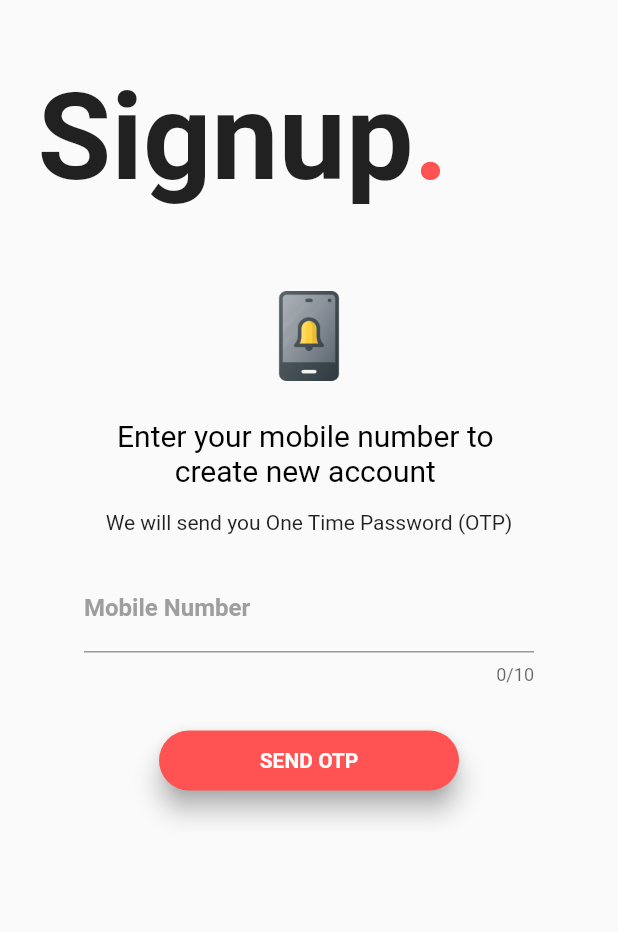
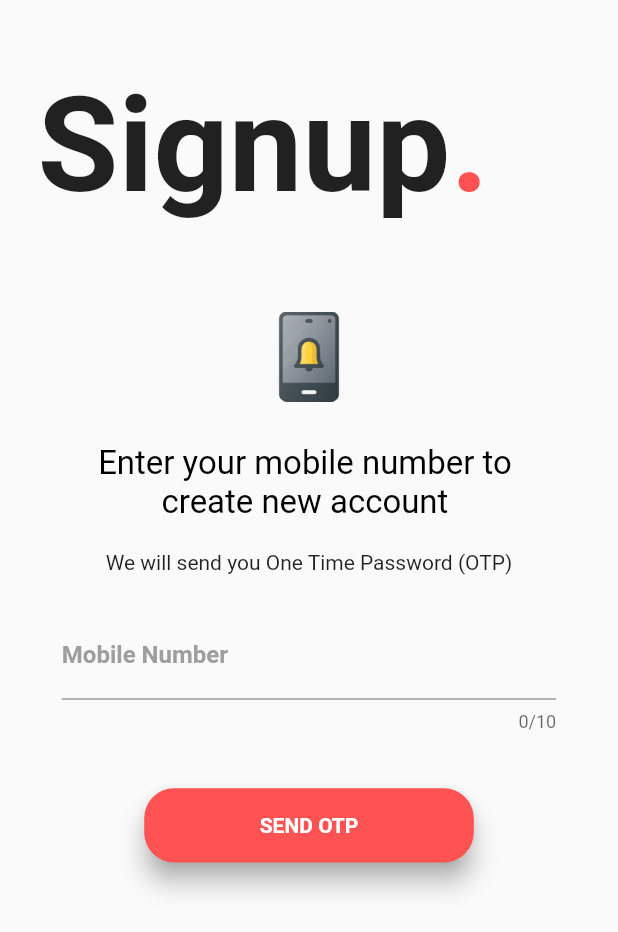
Before and after one commit to ifaraaz/Returndex-Flutter-App, a Flutter app: the screen it shows after launch, after a tap on "CREATE A NEW ACCOUNT HERE", on a phone screen of 412 x 824 dp. Shown: the top 932 px of the screen. Run offline on Flutter 3.47's test engine with Material 2 defaults, Android fonts, the phone set to English and light mode, and no system bars; our stand-ins replace bottom_navy_bar, carousel_slider, connectivity, flutter_screenutil, flutter_speed_dial, intro_slider and 1 more; network calls fail.

Commit message:
with screen utility
package implmented screen utility

```diff
--- a/lib/main.dart
+++ b/lib/main.dart
@@ -7,6 +7,7 @@ import 'package:ReturnDex/ui/otp_verify.dart';
 import 'package:ReturnDex/ui/tags.dart';
 import 'package:ReturnDex/ui/welcome.dart';
 import 'package:ReturnDex/walkthrough.dart';
+import 'package:flutter_screenutil/flutter_screenutil.dart';
 
 
 void main() => runApp(MyApp());
@@ -118,6 +119,7 @@ void updateToken(String token)
  @override
   Widget build(BuildContext context)
   {
+    ScreenUtil.instance = ScreenUtil(width: 750, height: 1334)..init(context);
     return new Scaffold(
 body: Stack(
   fit: StackFit.expand,
@@ -170,7 +172,7 @@ Expanded(
       ),
       Text("India's Recovery Service",style:TextStyle(
         color:Colors.white,
-                    fontSize:24.0,
+                    fontSize:ScreenUtil(allowFontScaling: true).setSp(45),
                     fontWeight: FontWeight.bold
 
       )
--- a/lib/reuseable/networkUtility.dart
+++ b/lib/reuseable/networkUtility.dart
@@ -392,6 +392,8 @@ getAuthTokenString() async{
 		scaffoldKey.currentState.showSnackBar(
 			new SnackBar(
 				content: new Text(message ?? 'You are offline'),
+        duration: Duration(milliseconds: 10000)
+
 			)
 		);
 	}
--- a/lib/ui/login.dart
+++ b/lib/ui/login.dart
@@ -4,6 +4,7 @@ import 'package:ReturnDex/reuseable/networkUtility.dart';
 import 'package:ReturnDex/ui/otp_verify.dart';
 import 'package:ReturnDex/ui/signup.dart';
 import 'package:ReturnDex/walkthrough.dart';
+import 'package:flutter_screenutil/flutter_screenutil.dart';
 
 class MyLoginPage extends StatefulWidget {
   @override
@@ -22,15 +23,18 @@ TextEditingController passwordController =TextEditingController();
 
   @override
   Widget build(BuildContext context) {
+    ScreenUtil.instance = ScreenUtil(width: 750, height: 1334)..init(context);
     return SafeArea(
+
       child: new Scaffold(
+
         key: _scaffoldKey,
           resizeToAvoidBottomPadding: false,
           //backgroundColor: Colors.grey,
           body: Form(
             key: _formKey,
             child: ListView(
-              // fit: StackFit.expand,
+
               children: <Widget>[
 
                 Column(
@@ -43,7 +47,7 @@ TextEditingController passwordController =TextEditingController();
                             padding: EdgeInsets.fromLTRB(10.0, 50.0, 0.0, 0.0),
                             child: Text('Login',
                                 style: TextStyle(
-                                  fontSize: 80.0,
+                                  fontSize: ScreenUtil(allowFontScaling: true).setSp(160),
                                   fontWeight: FontWeight.bold,
                                 )),
                           ),
@@ -53,7 +57,7 @@ TextEditingController passwordController =TextEditingController();
                             padding: EdgeInsets.fromLTRB(10.0, 115.0, 0.0, 0.0),
                             child: Text('Here',
                                 style: TextStyle(
-                                  fontSize: 80.0,
+                                  fontSize: ScreenUtil(allowFontScaling: true).setSp(160),
                                   fontWeight: FontWeight.bold,
                                 )),
                           ),
@@ -65,7 +69,7 @@ TextEditingController passwordController =TextEditingController();
                                 EdgeInsets.fromLTRB(180.0, 115.0, 0.0, 0.0),
                             child: Text('.',
                                 style: TextStyle(
-                                  fontSize: 80.0,
+                                  fontSize: ScreenUtil(allowFontScaling: true).setSp(160),
                                   fontWeight: FontWeight.bold,
                                   color: Colors.redAccent,
                                 )),
@@ -110,7 +114,7 @@ TextEditingController passwordController =TextEditingController();
 
                           SizedBox(
                               height:
-                                  10.0), // just for spacing between textboxes
+                                  ScreenUtil.getInstance().setHeight(10),), // just for spacing between textboxes
 
                           TextFormField(
                             obscureText: true,
@@ -129,12 +133,12 @@ TextEditingController passwordController =TextEditingController();
                           ),
 
                           SizedBox(
-                            height: 30.0,
+                            height: ScreenUtil.getInstance().setHeight(60),
                           ),
 
                           Container(
-                            height: 40.0,
-                            width: 200.0,
+                             height: ScreenUtil.getInstance().setHeight(80),
+                             width: ScreenUtil.getInstance().setWidth(400),
                             child: Material(
                               borderRadius: BorderRadius.circular(20.0),
                               shadowColor: Colors.grey,
@@ -157,12 +161,12 @@ TextEditingController passwordController =TextEditingController();
                                                             ),
 
                                                             SizedBox(
-                                                              height: 15.0,
+                                                              height: ScreenUtil.getInstance().setHeight(30),
                                                             ),
 
                                                             Container(
-                                                              height: 40.0,
-                                                              width: 200.0,
+                                                              height: ScreenUtil.getInstance().setHeight(80),
+                                                              width: ScreenUtil.getInstance().setWidth(400),
                                                               color: Colors.transparent,
                                                               child: Container(
                                                                 decoration: BoxDecoration(
@@ -190,7 +194,7 @@ TextEditingController passwordController =TextEditingController();
                                                                                                                ),
 
                                                                                                                                 SizedBox(
-                                                                                                                                  height: 45.0,
+                                                                                                                                  height: ScreenUtil.getInstance().setHeight(90),
                                                                                                                                 ),
 
                                                                                                                                 Row(
--- a/lib/ui/signup.dart
+++ b/lib/ui/signup.dart
@@ -1,6 +1,7 @@
 import 'package:flutter/material.dart';
 import 'package:ReturnDex/reuseable/networkUtility.dart';
 import 'package:ReturnDex/ui/otp_verify.dart';
+import 'package:flutter_screenutil/flutter_screenutil.dart';
 
 class SignupPage extends StatefulWidget {
   @override
@@ -17,6 +18,7 @@ class _SignupPageState extends State<SignupPage> {
 
   @override
   Widget build(BuildContext context) {
+    ScreenUtil.instance = ScreenUtil(width: 750, height: 1334)..init(context);
     return SafeArea(
       child: Scaffold(
         key: _scaffoldKey_register,
@@ -33,7 +35,7 @@ class _SignupPageState extends State<SignupPage> {
                       padding: EdgeInsets.fromLTRB(10.0, 30.0, 0.0, 0.0),
                       child: Text('Signup',
                           style: TextStyle(
-                            fontSize: 80.0,
+                            fontSize: ScreenUtil(allowFontScaling: true).setSp(160),
                             fontWeight: FontWeight.bold,
                           )),
                     ),
@@ -43,7 +45,7 @@ class _SignupPageState extends State<SignupPage> {
                       padding: EdgeInsets.fromLTRB(0.0, 30.0, 0.0, 0.0),
                       child: Text('.',
                           style: TextStyle(
-                              fontSize: 80.0,
+                              fontSize: ScreenUtil(allowFontScaling: true).setSp(160),
                               fontWeight: FontWeight.bold,
                               color: Colors.redAccent)),
                     ),
@@ -51,7 +53,7 @@ class _SignupPageState extends State<SignupPage> {
                 ),
               ),
               SizedBox(
-                height: 20.0,
+                height: ScreenUtil.getInstance().setHeight(40),
               ),
               Column(
                 mainAxisAlignment: MainAxisAlignment.center,
@@ -60,26 +62,26 @@ class _SignupPageState extends State<SignupPage> {
                     padding: EdgeInsets.fromLTRB(45.0, 5.0, 45.0, 5.0),
                   ),
                   ImageHolder(),
-                  SizedBox(height: 15.0),
+                  SizedBox(height: ScreenUtil.getInstance().setHeight(30),),
                   Text("Enter your mobile number to ",
                       style: TextStyle(
-                        fontSize: 20.0,
+                        fontSize: ScreenUtil(allowFontScaling: true).setSp(40),
                         color: Colors.black,
                       )),
                   Text("create new account ",
                       style: TextStyle(
-                        fontSize: 20.0,
+                        fontSize: ScreenUtil(allowFontScaling: true).setSp(40),
                         color: Colors.black,
                       )),
                   SizedBox(
-                    height: 15.0,
+                    height: ScreenUtil.getInstance().setHeight(30),
                   ),
                   Text("We will send you One Time Password (OTP)"),
                   SizedBox(
-                    height: 20.0,
+                    height: ScreenUtil.getInstance().setHeight(40),
                   ),
                   Container(
-                    width: 300.0,
+                    width: ScreenUtil.getInstance().setWidth(600),
                     child: Center(
                       child: TextFormField(
                         controller: registerController,
@@ -105,11 +107,11 @@ class _SignupPageState extends State<SignupPage> {
                     ),
                   ),
                   SizedBox(
-                    height: 30.0,
+                    height: ScreenUtil.getInstance().setHeight(60),
                   ),
                   Container(
-                    height: 40.0,
-                    width: 200.0,
+                    height: ScreenUtil.getInstance().setHeight(80),
+                    width: ScreenUtil.getInstance().setWidth(400),
                     child: Material(
                       borderRadius: BorderRadius.circular(20.0),
                       shadowColor: Colors.grey,
--- a/pubspec.yaml
+++ b/pubspec.yaml
@@ -13,6 +13,7 @@ environment:
   sdk: ">=2.0.0-dev.68.0 <3.0.0"
 
 dependencies:
+  flutter_screenutil: ^0.5.2
   url_launcher: ^5.0.2
   flutter_speed_dial: ^1.1.1
   connectivity: ^0.4.2
```
Also changed, not shown: lib/ui/tags.dart (+15 -14 lines), lib/ui/welcome.dart (+15 -14 lines).
